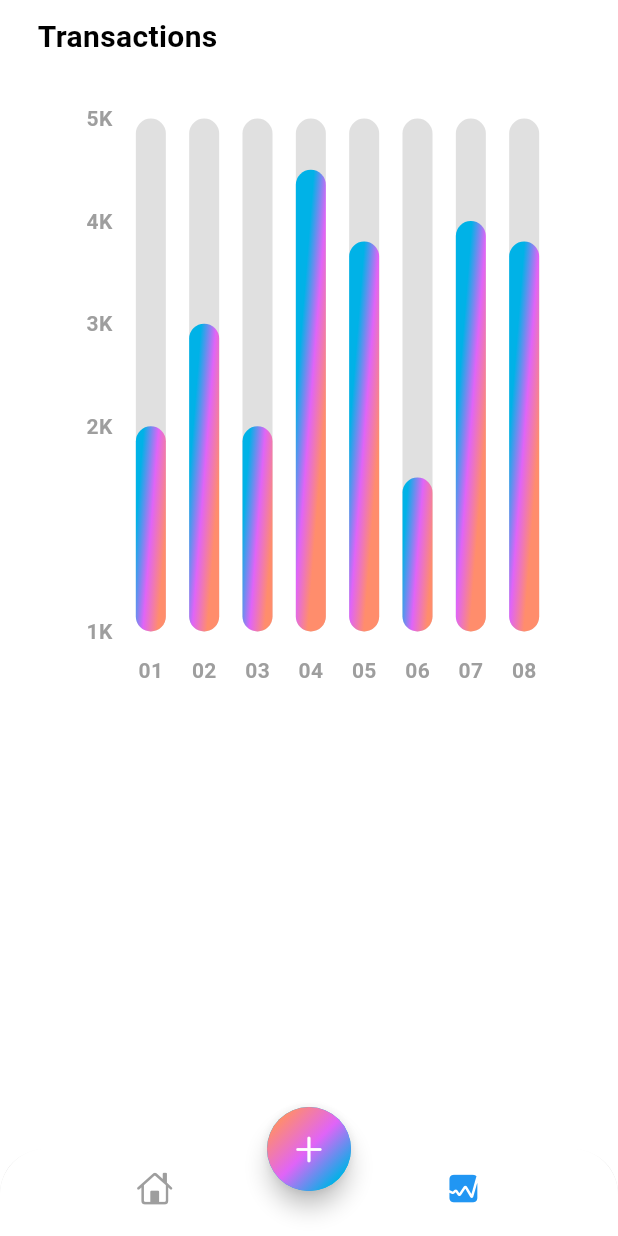
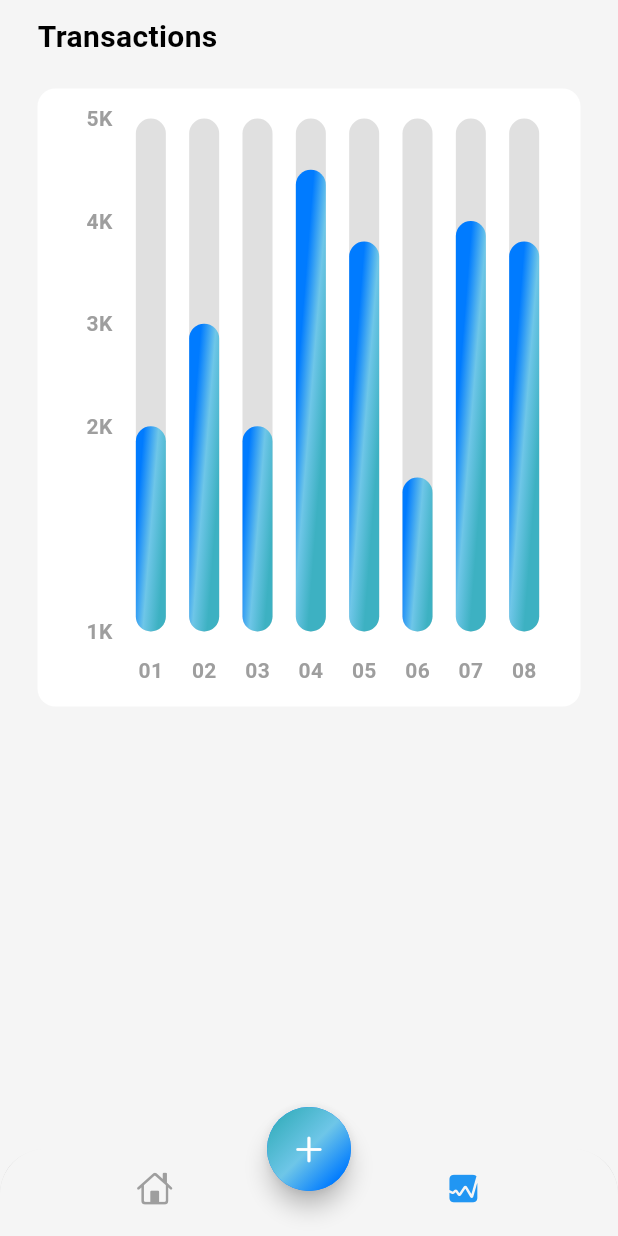
Before and after one commit to vishalpoute/expenses_tracker-main, a Flutter app: the screen it shows after launch, item 2 of the bottom bar chosen, on a phone screen of 412 x 824 dp. Run offline on Flutter 3.47's test engine with Material 3 defaults, Android fonts, the phone set to English and light mode, and no system bars; drawn by our look-alikes of fl_chart; our stand-ins replace bloc, cloud_firestore, equatable, firebase_core, flutter_bloc, flutter_colorpicker and 1 more; accounts and stored records are empty.

Commit message:
color changed

```diff
--- a/lib/app_view.dart
+++ b/lib/app_view.dart
@@ -12,7 +12,15 @@ class MyAppView extends StatelessWidget {
     return MaterialApp(
       debugShowCheckedModeBanner: false,
       title: "Expense Tracker",
-      theme: ThemeData(colorScheme: ColorScheme.light(background: Colors.grey.shade100, onBackground: Colors.black, primary: const Color(0xFF00B2E7), secondary: const Color(0xFFE064F7), tertiary: const Color(0xFFFF8D6C), outline: Colors.grey)),
+      theme: ThemeData(
+          colorScheme: ColorScheme.light(
+              surface: Colors.grey.shade100,
+              onSurface: Colors.black,
+              primary: const Color(0xFF007BFF),
+              secondary: const Color(0xFF6EC6E8),
+              tertiary: const Color(0xFF3DB1C2),
+              outline: Colors.grey
+          )),
       home: BlocProvider(
         create: (context) => GetExpensesBloc(
           FirebaseExpenseRepo()
--- a/lib/screens/add_expense/views/add_expense.dart
+++ b/lib/screens/add_expense/views/add_expense.dart
@@ -45,9 +45,9 @@ class _AddExpenseState extends State<AddExpense> {
       child: GestureDetector(
         onTap: () => FocusScope.of(context).unfocus(),
         child: Scaffold(
-          backgroundColor: Theme.of(context).colorScheme.background,
+          backgroundColor: Theme.of(context).colorScheme.surface,
           appBar: AppBar(
-            backgroundColor: Theme.of(context).colorScheme.background,
+            backgroundColor: Theme.of(context).colorScheme.surface,
           ),
           body: BlocBuilder<GetCategoriesBloc, GetCategoriesState>(
             builder: (context, state) {
```
Also changed, not shown: firebase.json, lib/firebase_options.dart, pubspec.lock.
